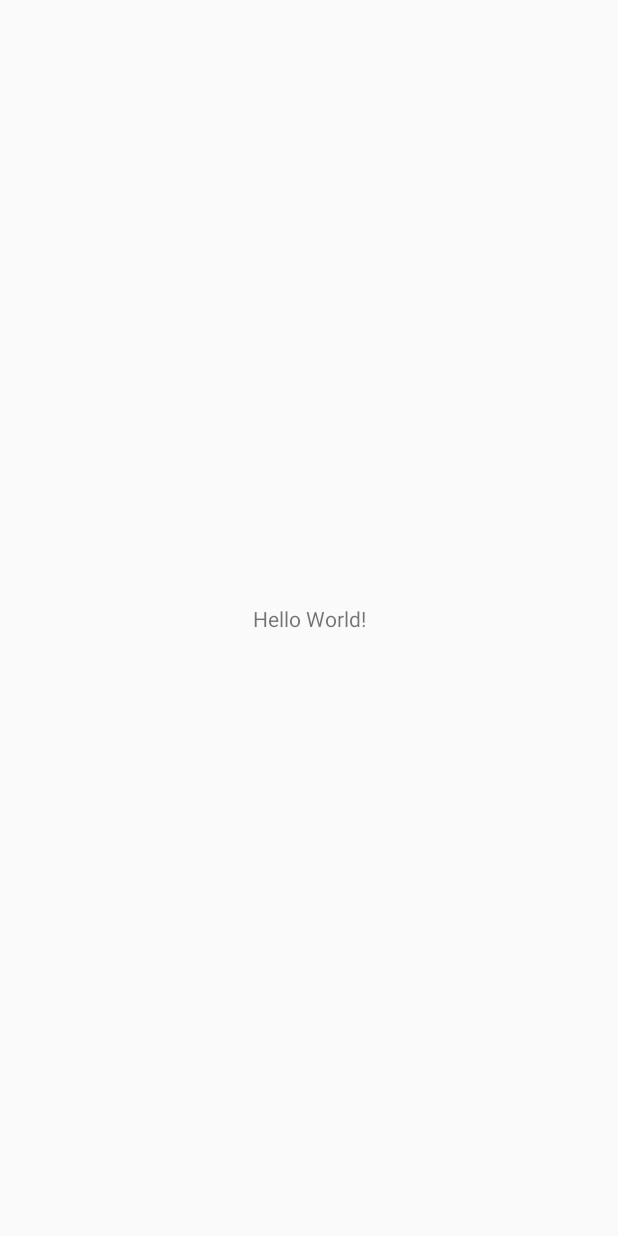
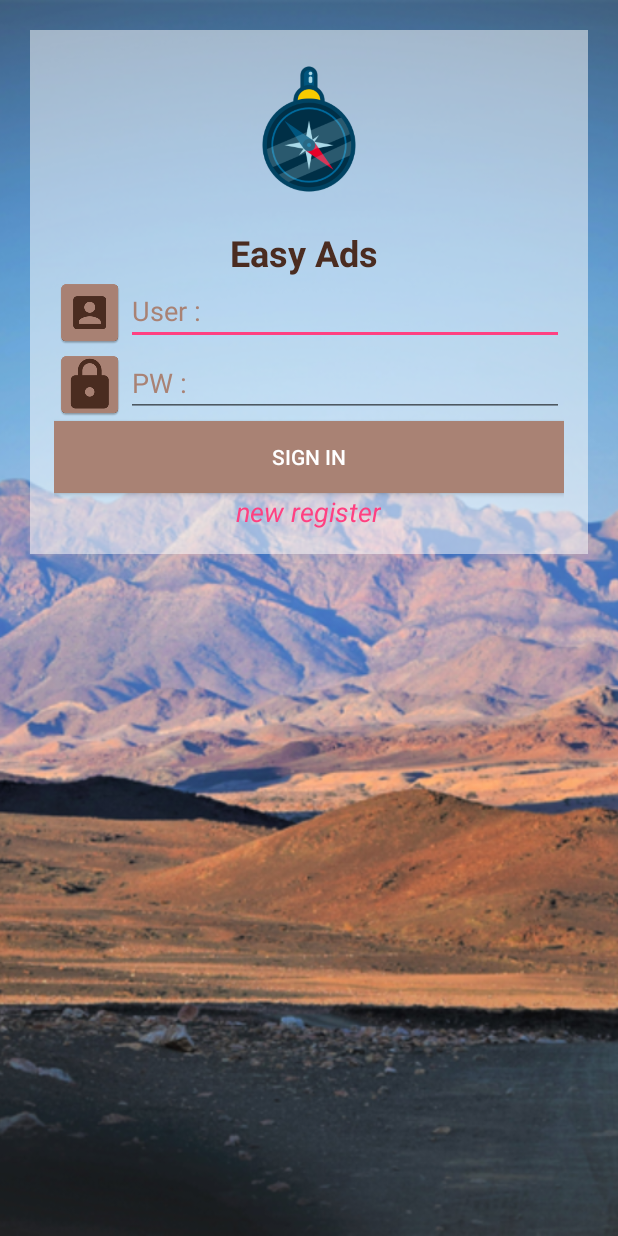
Before and after one commit to KitApp/EasyAds, an Android app: the screen it shows after launch (MainActivity), on a phone screen of 412 x 824 dp. Before the commit the screen is almost empty. Run offline under Robolectric (Android 15) with nearby library versions, the phone set to English and light mode, and no system bars.

Commit message:
Add Fragment Success

```diff
--- a/app/src/main/AndroidManifest.xml
+++ b/app/src/main/AndroidManifest.xml
@@ -9,7 +9,7 @@
         android:roundIcon="@mipmap/ic_launcher_round"
         android:supportsRtl="true"
         android:theme="@style/AppTheme">
-        <activity android:name=".MainActivity">
+        <activity android:name=".MainActivity" android:screenOrientation="portrait">
             <intent-filter>
                 <action android:name="android.intent.action.MAIN" />
 
--- a/app/src/main/java/app/kit/inv/easyads/MainActivity.java
+++ b/app/src/main/java/app/kit/inv/easyads/MainActivity.java
@@ -2,6 +2,8 @@ package app.kit.inv.easyads;
 
 import android.support.v7.app.AppCompatActivity;
 import android.os.Bundle;
+
+import app.kit.inv.easyads.fragment.MainFragment;
 
 public class MainActivity extends AppCompatActivity {
 
@@ -9,5 +11,12 @@ public class MainActivity extends AppCompatActivity {
     protected void onCreate(Bundle savedInstanceState) {
         super.onCreate(savedInstanceState);
         setContentView(R.layout.activity_main);
+//        Add Fragment to Activity
+                if (savedInstanceState == null){
+          getSupportFragmentManager().beginTransaction()
+                  .add(R.id.contenFragmentMain, new MainFragment()).commit();
+
+
+                }
     } // Main Method
 } // Main Class
--- a/app/src/main/res/layout/activity_main.xml
+++ b/app/src/main/res/layout/activity_main.xml
@@ -1,18 +1,22 @@
 <?xml version="1.0" encoding="utf-8"?>
-<android.support.constraint.ConstraintLayout xmlns:android="http://schemas.android.com/apk/res/android"
+<RelativeLayout xmlns:android="http://schemas.android.com/apk/res/android"
     xmlns:app="http://schemas.android.com/apk/res-auto"
     xmlns:tools="http://schemas.android.com/tools"
+
     android:layout_width="match_parent"
     android:layout_height="match_parent"
     tools:context="app.kit.inv.easyads.MainActivity">
 
-    <TextView
-        android:layout_width="wrap_content"
-        android:layout_height="wrap_content"
-        android:text="Hello World!"
-        app:layout_constraintBottom_toBottomOf="parent"
-        app:layout_constraintLeft_toLeftOf="parent"
-        app:layout_constraintRight_toRightOf="parent"
-        app:layout_constraintTop_toTopOf="parent" />
+    <!--wallpaper-->
+    <ImageView
+        android:scaleType="centerCrop"
+        android:src="@drawable/bg"
+        android:layout_width="match_parent"
+        android:layout_height="match_parent" />
+    <!--Content-->
+    <FrameLayout
+        android:id="@+id/contenFragmentMain"
+        android:layout_width="match_parent"
+        android:layout_height="match_parent"/>
 
-</android.support.constraint.ConstraintLayout>
+</RelativeLayout>
--- a/app/src/main/res/layout/fragment_main.xml
+++ b/app/src/main/res/layout/fragment_main.xml
@@ -10,6 +10,7 @@
 
     <!--Content-->
     <LinearLayout
+        android:background="#82ffffff"
         android:padding="16dp"
         android:orientation="vertical"
         android:layout_margin="@dimen/margin1"
```
Also changed, not shown: app/src/main/res/drawable/bg.png (added).
